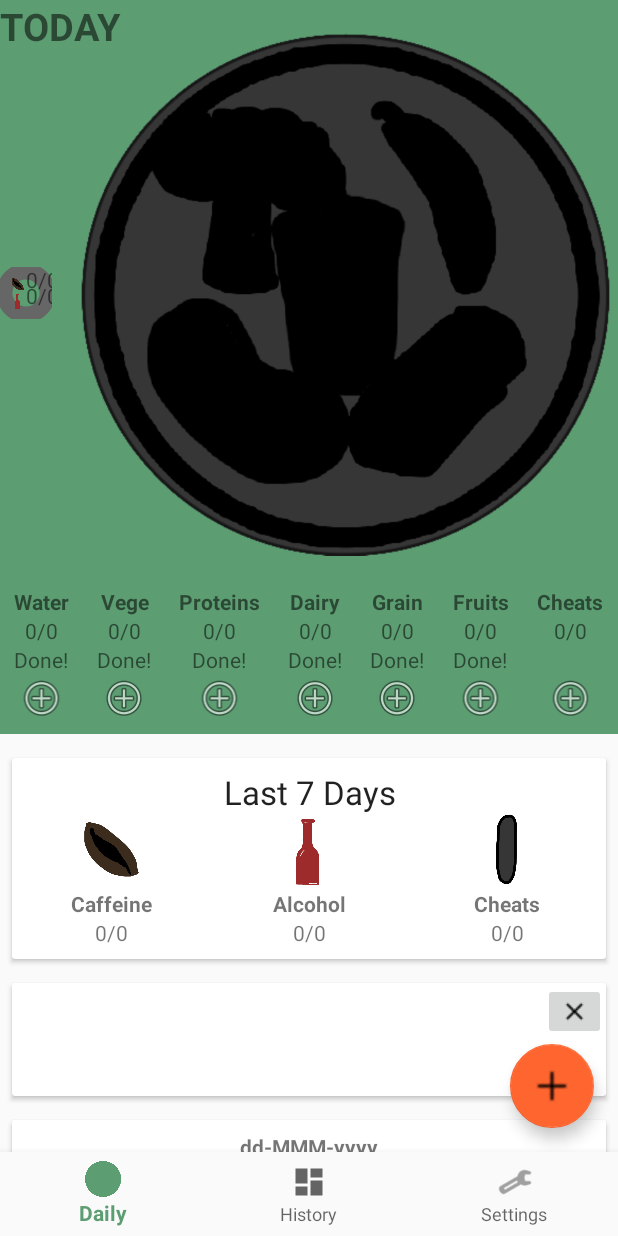
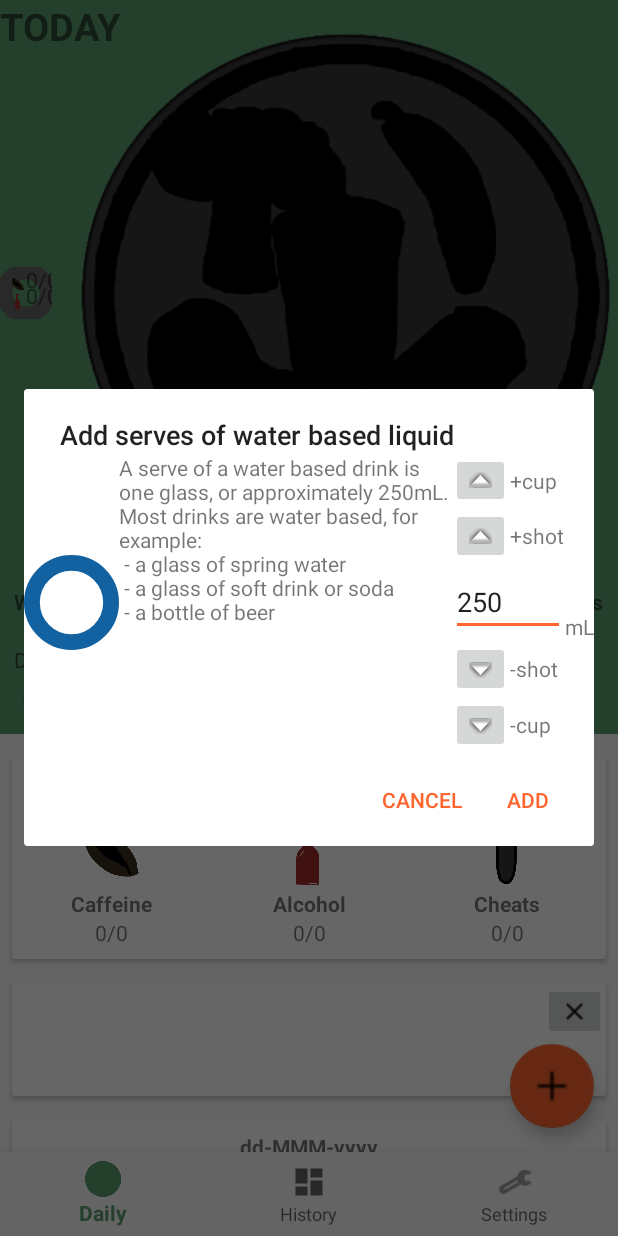
Before and after one commit to Ganterpore/SimpleDiet, an Android app: the screen it shows after launch (MainActivity), after a tap on "Water", on a phone screen of 412 x 824 dp. Run offline under Robolectric (Android 15) with nearby library versions, the light colour scheme and no system bars; our stand-ins replace Firebase (no records; nobody signed in at launch, a user with empty details on screens opened directly), navigation-ui; 36 statements that could not run were skipped.

Commit message:
Fixed merge errors

```diff
--- a/app/src/main/java/com/ganterpore/simplediet/Model/Meal.java
+++ b/app/src/main/java/com/ganterpore/simplediet/Model/Meal.java
@@ -22,8 +22,6 @@ public class Meal {
     private double dairyCount;
     private double grainCount;
     private double fruitCount;
-
-    public enum FoodType {VEGETABLE, MEAT, DAIRY, GRAIN, FRUIT, EXCESS, MILK, WATER, CAFFEINE, ALCOHOL}
 
     //drink fields
     private double waterCount;
--- a/app/src/main/java/com/ganterpore/simplediet/View/Activities/DailyDisplayActivity.java
+++ b/app/src/main/java/com/ganterpore/simplediet/View/Activities/DailyDisplayActivity.java
@@ -97,12 +97,25 @@ public class DailyDisplayActivity extends Fragment {
                 addFood(v);
             }
         };
+        View.OnClickListener addSnackOnClick = new View.OnClickListener() {
+            @Override
+            public void onClick(View v) {
+                addSnack(v);
+            }
+        };
 
         dailyDisplayView.findViewById(R.id.FABBackground).setOnClickListener(addFoodOnClick);
         dailyDisplayView.findViewById(R.id.recipeBookFAB).setOnClickListener(addFoodOnClick);
         dailyDisplayView.findViewById(R.id.addDrinkFAB).setOnClickListener(addFoodOnClick);
         dailyDisplayView.findViewById(R.id.addMealFAB).setOnClickListener(addFoodOnClick);
         dailyDisplayView.findViewById(R.id.addFoodFAB).setOnClickListener(addFoodOnClick);
+        dailyDisplayView.findViewById(R.id.water_layout).setOnClickListener(addSnackOnClick);
+        dailyDisplayView.findViewById(R.id.veg_layout).setOnClickListener(addSnackOnClick);
+        dailyDisplayView.findViewById(R.id.protein_layout).setOnClickListener(addSnackOnClick);
+        dailyDisplayView.findViewById(R.id.dairy_layout).setOnClickListener(addSnackOnClick);
+        dailyDisplayView.findViewById(R.id.grain_layout).setOnClickListener(addSnackOnClick);
+        dailyDisplayView.findViewById(R.id.fruit_layout).setOnClickListener(addSnackOnClick);
+        dailyDisplayView.findViewById(R.id.cheat_layout).setOnClickListener(addSnackOnClick);
 
         return dailyDisplayView;
     }
--- a/app/src/main/res/layout/container_food_group_counts.xml
+++ b/app/src/main/res/layout/container_food_group_counts.xml
@@ -15,8 +15,7 @@
         android:layout_width="wrap_content"
         android:layout_height="wrap_content"
         android:orientation="vertical"
-        android:layout_weight="1"
-        android:onClick="addSnack">
+        android:layout_weight="1">
 
         <TextView
             android:id="@+id/water_count_header"
@@ -51,8 +50,7 @@
         android:layout_width="wrap_content"
         android:layout_height="wrap_content"
         android:orientation="vertical"
-        android:layout_weight="1"
-        android:onClick="addSnack">
+        android:layout_weight="1">
 
         <TextView
             android:id="@+id/veg_count_header"
@@ -87,8 +85,7 @@
         android:layout_width="wrap_content"
         android:layout_height="wrap_content"
         android:orientation="vertical"
-        android:layout_weight="1"
-        android:onClick="addSnack">
+        android:layout_weight="1">
 
         <TextView
             android:id="@+id/protein_count_header"
@@ -122,8 +119,7 @@
         android:layout_width="wrap_content"
         android:layout_height="wrap_content"
         android:orientation="vertical"
-        android:layout_weight="1"
-        android:onClick="addSnack">
+        android:layout_weight="1">
 
         <TextView
             android:id="@+id/dairy_count_header"
@@ -158,8 +154,7 @@
         android:layout_width="wrap_content"
         android:layout_height="wrap_content"
         android:orientation="vertical"
-        android:layout_weight="1"
-        android:onClick="addSnack">
+        android:layout_weight="1">
 
         <TextView
             android:id="@+id/grain_count_header"
@@ -194,8 +189,7 @@
         android:layout_width="wrap_content"
         android:layout_height="wrap_content"
         android:orientation="vertical"
-        android:layout_weight="1"
-        android:onClick="addSnack">
+        android:layout_weight="1">
 
         <TextView
             android:id="@+id/fruit_count_header"
@@ -230,8 +224,7 @@
         android:layout_width="wrap_content"
         android:layout_height="wrap_content"
         android:orientation="vertical"
-        android:layout_weight="1"
-        android:onClick="addSnack">
+        android:layout_weight="1">
 
         <TextView
             android:id="@+id/cheat_count_header"
```
Also changed, not shown: app/src/main/java/com/ganterpore/simplediet/View/Activities/HistoryActivity.java (+10 -15 lines).
